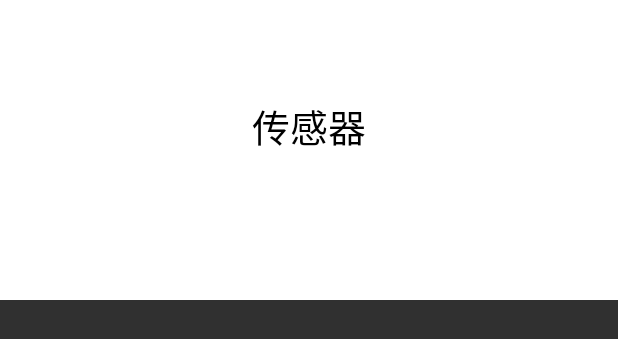
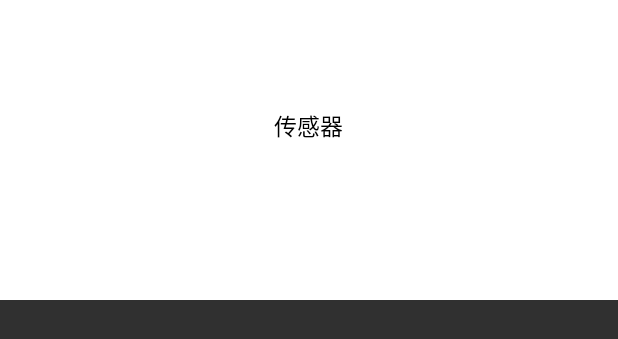
Before and after one commit to jcfarm/Android4, an Android app: the layout fields_details_list_item.xml on its own in the app's theme, with its tools: preview values and no code run, on a phone screen of 412 x 824 dp. Shown: the top 339 px of the screen. Run offline under Robolectric (Android 15) with nearby library versions, the phone set to English and light mode, and no system bars.

Commit message:
手机MQTT数据和UI更新完成（细节修改）

```diff
--- a/MyFarm/app/src/main/java/com/example/zhangnan/myfarm/FieldsDetailsActivity.java
+++ b/MyFarm/app/src/main/java/com/example/zhangnan/myfarm/FieldsDetailsActivity.java
@@ -103,7 +103,7 @@ public class FieldsDetailsActivity extends AppCompatActivity {
 
         fieldsDetailsRecyclerView = (RecyclerView)findViewById(R.id.fields_details_recycler_view);
         fieldsDetailsRecyclerView.setLayoutManager(new GridLayoutManager(this,2));
-        fieldsDetailsRecyclerView.addItemDecoration(new MyFieldsDetailsItemDecoration(5));
+        fieldsDetailsRecyclerView.addItemDecoration(new MyFieldsDetailsItemDecoration(2));
         fieldsDetailsRecyclerView.setAdapter(fieldsDetailsAdapter = new FieldsDetailsAdapter());
 
         viewPager_banner = (ViewPager) findViewById(R.id.fields_list_item_view_pager_banner);
@@ -224,11 +224,9 @@ public class FieldsDetailsActivity extends AppCompatActivity {
             if (parent.getChildAdapterPosition(view)%2 == 0) {
                 outRect.right = mSpace;
                 outRect.bottom = mSpace;
-                outRect.top = mSpace;
             } else{
                 outRect.left = mSpace;
                 outRect.bottom = mSpace;
-                outRect.top = mSpace;
             }
 
         }
--- a/MyFarm/app/src/main/res/layout/activity_fields_details.xml
+++ b/MyFarm/app/src/main/res/layout/activity_fields_details.xml
@@ -69,8 +69,7 @@
                 <android.support.v7.widget.RecyclerView
                     android:id="@+id/fields_details_recycler_view"
                     android:layout_width="match_parent"
-                    android:layout_height="300dp"
-                    android:background="@color/white">
+                    android:layout_height="300dp">
 
                 </android.support.v7.widget.RecyclerView>
 
--- a/MyFarm/app/src/main/res/layout/fields_details_list_item.xml
+++ b/MyFarm/app/src/main/res/layout/fields_details_list_item.xml
@@ -3,7 +3,7 @@
 <LinearLayout
     xmlns:android="http://schemas.android.com/apk/res/android"
     android:layout_width="match_parent"
-    android:layout_height="match_parent">
+    android:layout_height="200dp">
 
       <LinearLayout
           android:orientation="vertical"
@@ -14,7 +14,7 @@
            <TextView
                android:id="@+id/sensors_name"
                android:textColor="#000000"
-               android:textSize="25sp"
+               android:textSize="15sp"
                android:layout_margin="5dp"
                android:layout_width="wrap_content"
                android:layout_height="wrap_content"
```
